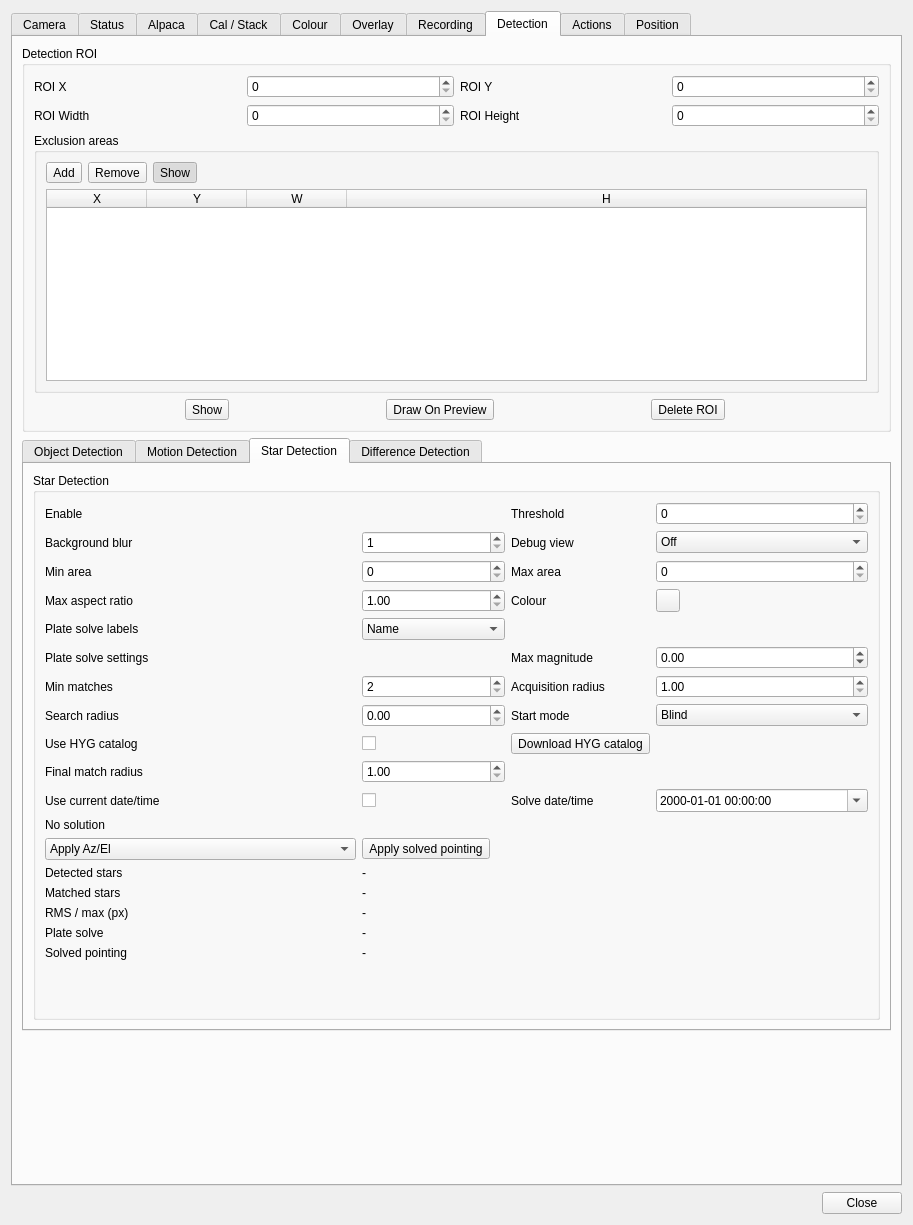
Qt form plugins/feature/camera/camerasettingsdialog.ui (srcejon/sdrangel) before a commit.
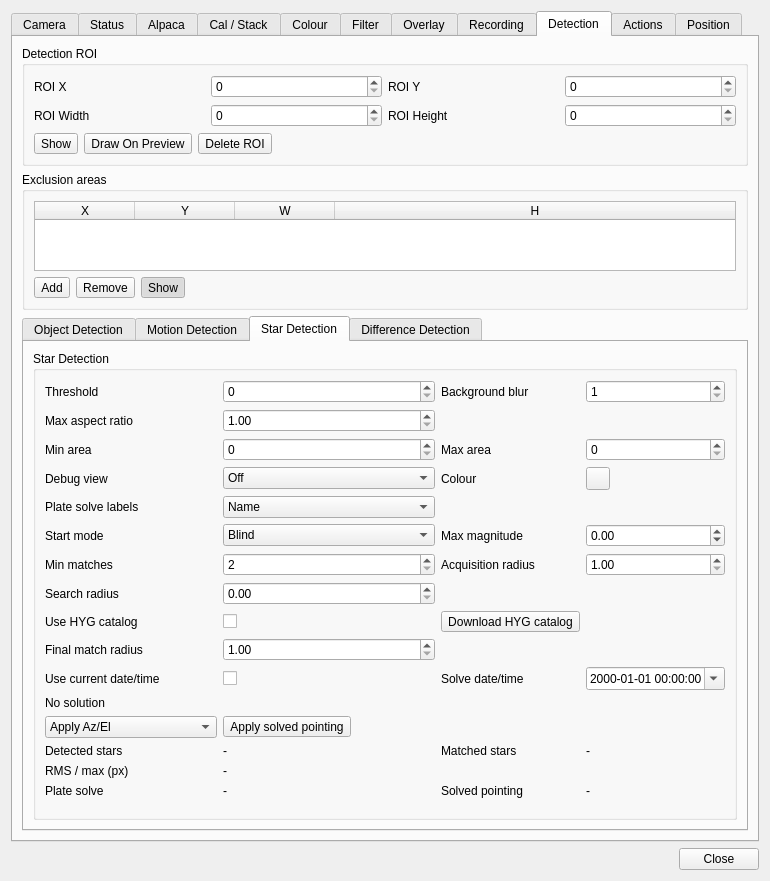
The same form after that commit. The open tabs and pages were chosen to show the change. Icons and pictures are not drawn. Custom widgets are drawn as their Qt base class.

```diff
--- a/plugins/feature/camera/camerasettingsdialog.ui
+++ b/plugins/feature/camera/camerasettingsdialog.ui
@@ -6,8 +6,8 @@
    <rect>
     <x>0</x>
     <y>0</y>
-    <width>913</width>
-    <height>1225</height>
+    <width>746</width>
+    <height>874</height>
    </rect>
   </property>
   <property name="windowTitle">
@@ -2255,11 +2255,62 @@
         </widget>
        </item>
        <item>
+        <layout class="QHBoxLayout" name="horizontalLayout_7">
+         <item>
+          <widget class="QToolButton" name="defaultColorSettingsButton">
+           <property name="toolTip">
+            <string>Reset color settings to their default values</string>
+           </property>
+           <property name="text">
+            <string/>
+           </property>
+           <property name="icon">
+            <iconset resource="../../../sdrgui/resources/res.qrc">
+             <normaloff>:/bin.png</normaloff>:/bin.png</iconset>
+           </property>
+          </widget>
+         </item>
+         <item>
+          <spacer name="horizontalSpacer">
+           <property name="orientation">
+            <enum>Qt::Orientation::Horizontal</enum>
+           </property>
+           <property name="sizeHint" stdset="0">
+            <size>
+             <width>40</width>
+             <height>20</height>
+            </size>
+           </property>
+          </spacer>
+         </item>
+        </layout>
+       </item>
+       <item>
+        <spacer name="verticalSpacer">
+         <property name="orientation">
+          <enum>Qt::Orientation::Vertical</enum>
+         </property>
+         <property name="sizeHint" stdset="0">
+          <size>
+           <width>20</width>
+           <height>40</height>
+          </size>
+         </property>
+        </spacer>
+       </item>
+      </layout>
+     </widget>
+     <widget class="QWidget" name="filter">
+      <attribute name="title">
+       <string>Filter</string>
+      </attribute>
+      <layout class="QVBoxLayout" name="verticalLayout_22">
+       <item>
         <widget class="QGroupBox" name="filterGroup">
          <property name="title">
           <string>Filter</string>
          </property>
-         <layout class="QGridLayout" name="gridLayout_4">
+         <layout class="QGridLayout" name="gridLayout_17">
           <item row="3" column="1">
            <widget class="QSlider" name="sobelEdgeSlider">
             <property name="toolTip">
@@ -2493,9 +2544,9 @@
          <property name="title">
           <string>Image</string>
          </property>
-         <layout class="QFormLayout" name="formLayout_6">
+         <layout class="QFormLayout" name="formLayout_9">
           <item row="0" column="0">
-           <widget class="QLabel" name="flipXLabel">
+           <widget class="QLabel" name="flipXLabel_3">
             <property name="minimumSize">
              <size>
               <width>100</width>
@@ -2508,14 +2559,14 @@
            </widget>
           </item>
           <item row="1" column="0">
-           <widget class="QLabel" name="flipYLabel">
+           <widget class="QLabel" name="flipYLabel_3">
             <property name="text">
              <string>Flip Y</string>
             </property>
            </widget>
           </item>
           <item row="0" column="1">
-           <widget class="QCheckBox" name="flipXButton">
+           <widget class="QCheckBox" name="flipXButton_3">
             <property name="toolTip">
              <string>Flip the image horizontally</string>
             </property>
@@ -2525,7 +2576,7 @@
            </widget>
           </item>
           <item row="1" column="1">
-           <widget class="QCheckBox" name="flipYButton">
+           <widget class="QCheckBox" name="flipYButton_3">
             <property name="toolTip">
              <string>Flip the image vertically</string>
             </property>
@@ -2535,14 +2586,14 @@
            </widget>
           </item>
           <item row="2" column="0">
-           <widget class="QLabel" name="postProcessUnwarpLabel">
+           <widget class="QLabel" name="postProcessUnwarpLabel_3">
             <property name="text">
              <string>Unwarp Fisheye</string>
             </property>
            </widget>
           </item>
           <item row="2" column="1">
-           <widget class="QCheckBox" name="postProcessUnwarpCheck">
+           <widget class="QCheckBox" name="postProcessUnwarpCheck_3">
             <property name="toolTip">
              <string>Unwarp the image from the configured fisheye lens projection using the camera FoV setting</string>
             </property>
@@ -2555,38 +2606,7 @@
         </widget>
        </item>
        <item>
-        <layout class="QHBoxLayout" name="horizontalLayout_7">
-         <item>
-          <widget class="QToolButton" name="defaultColorSettingsButton">
-           <property name="toolTip">
-            <string>Reset color settings to their default values</string>
-           </property>
-           <property name="text">
-            <string/>
-           </property>
-           <property name="icon">
-            <iconset resource="../../../sdrgui/resources/res.qrc">
-             <normaloff>:/bin.png</normaloff>:/bin.png</iconset>
-           </property>
-          </widget>
-         </item>
-         <item>
-          <spacer name="horizontalSpacer">
-           <property name="orientation">
-            <enum>Qt::Orientation::Horizontal</enum>
-           </property>
-           <property name="sizeHint" stdset="0">
-            <size>
-             <width>40</width>
-             <height>20</height>
-            </size>
-           </property>
-          </spacer>
-         </item>
-        </layout>
-       </item>
-       <item>
-        <spacer name="verticalSpacer">
+        <spacer name="verticalSpacer_21">
          <property name="orientation">
           <enum>Qt::Orientation::Vertical</enum>
          </property>
@@ -3561,10 +3581,10 @@
           <string>Detection ROI</string>
          </property>
          <layout class="QGridLayout" name="gridLayout_5">
-          <item row="0" column="1">
-           <widget class="QSpinBox" name="detectionRoiXSpin">
+          <item row="3" column="1">
+           <widget class="QSpinBox" name="detectionRoiWidthSpin">
             <property name="toolTip">
-             <string>Left edge of the detection region of interest</string>
+             <string>Width of the detection region of interest. 0 uses the full frame width.</string>
             </property>
             <property name="minimum">
              <number>0</number>
@@ -3574,6 +3594,45 @@
             </property>
            </widget>
           </item>
+          <item row="0" column="0">
+           <widget class="QLabel" name="detectionRoiXLabel">
+            <property name="minimumSize">
+             <size>
+              <width>130</width>
+              <height>0</height>
+             </size>
+            </property>
+            <property name="text">
+             <string>ROI X</string>
+            </property>
+           </widget>
+          </item>
+          <item row="3" column="3">
+           <widget class="QSpinBox" name="detectionRoiHeightSpin">
+            <property name="toolTip">
+             <string>Height of the detection region of interest. 0 uses the full frame height.</string>
+            </property>
+            <property name="minimum">
+             <number>0</number>
+            </property>
+            <property name="maximum">
+             <number>4096</number>
+            </property>
+           </widget>
+          </item>
+          <item row="0" column="2">
+           <widget class="QLabel" name="detectionRoiYLabel">
+            <property name="minimumSize">
+             <size>
+              <width>130</width>
+              <height>0</height>
+             </size>
+            </property>
+            <property name="text">
+             <string>ROI Y</string>
+            </property>
+           </widget>
+          </item>
           <item row="3" column="2">
            <widget class="QLabel" name="detectionRoiHeightLabel">
             <property name="minimumSize">
@@ -3600,10 +3659,10 @@
             </property>
            </widget>
           </item>
-          <item row="3" column="3">
-           <widget class="QSpinBox" name="detectionRoiHeightSpin">
+          <item row="0" column="1">
+           <widget class="QSpinBox" name="detectionRoiXSpin">
             <property name="toolTip">
-             <string>Height of the detection region of interest. 0 uses the full frame height.</string>
+             <string>Left edge of the detection region of interest</string>
             </property>
             <property name="minimum">
              <number>0</number>
@@ -3613,20 +3672,20 @@
             </property>
            </widget>
           </item>
-          <item row="0" column="0">
-           <widget class="QLabel" name="detectionRoiXLabel">
-            <property name="minimumSize">
-             <size>
-              <width>130</width>
-              <height>0</height>
-             </size>
+          <item row="0" column="3">
+           <widget class="QSpinBox" name="detectionRoiYSpin">
+            <property name="toolTip">
+             <string>Top edge of the detection region of interest</string>
             </property>
-            <property name="text">
-             <string>ROI X</string>
+            <property name="minimum">
+             <number>0</number>
             </property>
+            <property name="maximum">
+             <number>4096</number>
+            </property>
            </widget>
           </item>
-          <item row="5" column="0" colspan="4">
+          <item row="4" column="0" colspan="4">
            <layout class="QHBoxLayout" name="detectionRoiButtonsLayout">
             <item>
              <widget class="ButtonSwitch" name="detectionRoiShowButton">
@@ -3658,141 +3717,115 @@
               </property>
              </widget>
             </item>
+            <item>
+             <spacer name="horizontalSpacer_3">
+              <property name="orientation">
+               <enum>Qt::Orientation::Horizontal</enum>
+              </property>
+              <property name="sizeHint" stdset="0">
+               <size>
+                <width>40</width>
+                <height>20</height>
+               </size>
+              </property>
+             </spacer>
+            </item>
            </layout>
           </item>
-          <item row="0" column="2">
-           <widget class="QLabel" name="detectionRoiYLabel">
-            <property name="minimumSize">
-             <size>
-              <width>130</width>
-              <height>0</height>
-             </size>
-            </property>
-            <property name="text">
-             <string>ROI Y</string>
-            </property>
-           </widget>
-          </item>
-          <item row="3" column="1">
-           <widget class="QSpinBox" name="detectionRoiWidthSpin">
+         </layout>
+        </widget>
+       </item>
+       <item>
+        <widget class="QGroupBox" name="groupBox_2">
+         <property name="title">
+          <string>Exclusion areas</string>
+         </property>
+         <layout class="QVBoxLayout" name="verticalLayout_4">
+          <item>
+           <widget class="QTableWidget" name="motionExclusionTable">
             <property name="toolTip">
-             <string>Width of the detection region of interest. 0 uses the full frame width.</string>
+             <string>Full-resolution exclusion rectangles for diff/motion detection</string>
             </property>
-            <property name="minimum">
-             <number>0</number>
+            <property name="columnCount">
+             <number>4</number>
             </property>
-            <property name="maximum">
-             <number>4096</number>
-            </property>
+            <attribute name="horizontalHeaderStretchLastSection">
+             <bool>true</bool>
+            </attribute>
+            <column>
+             <property name="text">
+              <string>X</string>
+             </property>
+            </column>
+            <column>
+             <property name="text">
+              <string>Y</string>
+             </property>
+            </column>
+            <column>
+             <property name="text">
+              <string>W</string>
+             </property>
+            </column>
+            <column>
+             <property name="text">
+              <string>H</string>
+             </property>
+            </column>
            </widget>
           </item>
-          <item row="0" column="3">
-           <widget class="QSpinBox" name="detectionRoiYSpin">
-            <property name="toolTip">
-             <string>Top edge of the detection region of interest</string>
-            </property>
-            <property name="minimum">
-             <number>0</number>
-            </property>
-            <property name="maximum">
-             <number>4096</number>
-            </property>
-           </widget>
-          </item>
-          <item row="4" column="0" colspan="4">
-           <widget class="QGroupBox" name="groupBox_2">
-            <property name="title">
-             <string>Exclusion areas</string>
-            </property>
-            <layout class="QVBoxLayout" name="verticalLayout_4">
-             <item>
-              <layout class="QHBoxLayout" name="motionExclusionButtonsLayout">
-               <item>
-                <widget class="QToolButton" name="motionExclusionAddButton">
-                 <property name="toolTip">
-                  <string>Add an exclusion rectangle for diff/motion detection</string>
-                 </property>
-                 <property name="text">
-                  <string>Add</string>
-                 </property>
-                </widget>
-               </item>
-               <item>
-                <widget class="QToolButton" name="motionExclusionRemoveButton">
-                 <property name="toolTip">
-                  <string>Remove the selected exclusion rectangle</string>
-                 </property>
-                 <property name="text">
-                  <string>Remove</string>
-                 </property>
-                </widget>
-               </item>
-               <item>
-                <widget class="QToolButton" name="motionExclusionShowButton">
-                 <property name="toolTip">
-                  <string>Show or hide exclusion rectangles on the preview image</string>
-                 </property>
-                 <property name="text">
-                  <string>Show</string>
-                 </property>
-                 <property name="checkable">
-                  <bool>true</bool>
-                 </property>
-                 <property name="checked">
-                  <bool>true</bool>
-                 </property>
-                </widget>
-               </item>
-               <item>
-                <spacer name="motionExclusionButtonsSpacer">
-                 <property name="orientation">
-                  <enum>Qt::Orientation::Horizontal</enum>
-                 </property>
-                 <property name="sizeHint" stdset="0">
-                  <size>
-                   <width>40</width>
-                   <height>20</height>
-                  </size>
-                 </property>
-                </spacer>
-               </item>
-              </layout>
-             </item>
-             <item>
-              <widget class="QTableWidget" name="motionExclusionTable">
-               <property name="toolTip">
-                <string>Full-resolution exclusion rectangles for diff/motion detection</string>
-               </property>
-               <property name="columnCount">
-                <number>4</number>
-               </property>
-               <attribute name="horizontalHeaderStretchLastSection">
-                <bool>true</bool>
-               </attribute>
-               <column>
-                <property name="text">
-                 <string>X</string>
-                </property>
-               </column>
-               <column>
-                <property name="text">
-                 <string>Y</string>
-                </property>
-               </column>
-               <column>
-                <property name="text">
-                 <string>W</string>
-                </property>
-               </column>
-               <column>
-                <property name="text">
-                 <string>H</string>
-                </property>
-               </column>
-              </widget>
-             </item>
-            </layout>
-           </widget>
+          <item>
+           <layout class="QHBoxLayout" name="motionExclusionButtonsLayout">
+            <item>
+             <widget class="QToolButton" name="motionExclusionAddButton">
+              <property name="toolTip">
+               <string>Add an exclusion rectangle for diff/motion detection</string>
+              </property>
+              <property name="text">
+               <string>Add</string>
+              </property>
+             </widget>
+            </item>
+            <item>
+             <widget class="QToolButton" name="motionExclusionRemoveButton">
+              <property name="toolTip">
+               <string>Remove the selected exclusion rectangle</string>
+              </property>
+              <property name="text">
+               <string>Remove</string>
+              </property>
+             </widget>
+            </item>
+            <item>
+             <widget class="QToolButton" name="motionExclusionShowButton">
+              <property name="toolTip">
+               <string>Show or hide exclusion rectangles on the preview image</string>
+              </property>
+              <property name="text">
+               <string>Show</string>
+              </property>
+              <property name="checkable">
+               <bool>true</bool>
+              </property>
+              <property name="checked">
+               <bool>true</bool>
+              </property>
+             </widget>
+            </item>
+            <item>
+             <spacer name="motionExclusionButtonsSpacer">
+              <property name="orientation">
+               <enum>Qt::Orientation::Horizontal</enum>
+              </property>
+              <property name="sizeHint" stdset="0">
+               <size>
+                <width>40</width>
+                <height>20</height>
+               </size>
+              </property>
+             </spacer>
+            </item>
+           </layout>
           </item>
          </layout>
         </widget>
@@ -3800,7 +3833,7 @@
        <item>
         <widget class="QTabWidget" name="detectionTabWidget">
          <property name="currentIndex">
-          <number>2</number>
+          <number>0</number>
          </property>
          <widget class="QWidget" name="tab">
           <attribute name="title">
@@ -4628,13 +4661,6 @@
                 </property>
                </widget>
               </item>
-              <item row="0" column="2">
-               <widget class="QLabel" name="starThresholdLabel">
-                <property name="text">
-                 <string>Threshold</string>
-                </property>
-               </widget>
-              </item>
               <item row="12" column="1">
                <widget class="QToolButton" name="plateSolveApplyButton">
                 <property name="toolTip">
@@ -4662,13 +4688,6 @@
                 </property>
                </widget>
               </item>
-              <item row="1" column="2">
-               <widget class="QLabel" name="starDebugViewLabel">
-                <property name="text">
-                 <string>Debug view</string>
-                </property>
-               </widget>
-              </item>
               <item row="6" column="0">
                <widget class="QLabel" name="plateSolveMinMatchesLabel">
                 <property name="text">
@@ -4683,13 +4702,6 @@
                 </property>
                </widget>
               </item>
-              <item row="5" column="0">
-               <widget class="QLabel" name="plateSolveLabel">
-                <property name="text">
-                 <string>Plate solve settings</string>
-                </property>
-               </widget>
-              </item>
               <item row="7" column="0">
                <widget class="QLabel" name="plateSolveSearchRadiusLabel">
                 <property name="text">
@@ -4697,20 +4709,6 @@
                 </property>
                </widget>
               </item>
-              <item row="3" column="0">
-               <widget class="QLabel" name="starMaxAspectRatioLabel">
-                <property name="text">
-                 <string>Max aspect ratio</string>
-                </property>
-               </widget>
-              </item>
-              <item row="0" column="0">
-               <widget class="QLabel" name="starDetectLabel">
-                <property name="text">
-                 <string>Enable</string>
-                </property>
-               </widget>
-              </item>
               <item row="8" column="1">
                <widget class="QCheckBox" name="plateSolveUseDownloadedCatalogCheck">
                 <property name="toolTip">
@@ -4796,13 +4794,6 @@
                 </property>
                </widget>
               </item>
-              <item row="14" column="1">
-               <widget class="QLabel" name="plateSolveMatchesLabel">
-                <property name="text">
-                 <string>-</string>
-                </property>
-               </widget>
-              </item>
               <item row="25" column="0">
                <spacer name="verticalSpacer_10">
                 <property name="orientation">
@@ -4830,19 +4821,6 @@
                 </property>
                </widget>
               </item>
-              <item row="3" column="1">
-               <widget class="QDoubleSpinBox" name="starMaxAspectRatioSpin">
-                <property name="minimum">
-                 <double>1.000000000000000</double>
-                </property>
-                <property name="maximum">
-                 <double>10.000000000000000</double>
-                </property>
-                <property name="singleStep">
-                 <double>0.100000000000000</double>
-                </property>
-               </widget>
-              </item>
               <item row="4" column="0">
                <widget class="QLabel" name="plateSolveLabelModeLabel">
                 <property name="text">
@@ -4863,16 +4841,6 @@
                 </property>
                </widget>
               </item>
-              <item row="23" column="1">
-               <widget class="QLabel" name="plateSolvePointingLabel">
-                <property name="text">
-                 <string>-</string>
-                </property>
-                <property name="wordWrap">
-                 <bool>true</bool>
-                </property>
-               </widget>
-              </item>
               <item row="4" column="1">
                <widget class="QComboBox" name="plateSolveLabelModeCombo">
                 <item>
@@ -4905,27 +4873,6 @@
                 </property>
                </widget>
               </item>
-              <item row="14" column="0">
-               <widget class="QLabel" name="plateSolveMatchesTextLabel">
-                <property name="text">
-                 <string>Matched stars</string>
-                </property>
-               </widget>
-              </item>
-              <item row="7" column="2">
-               <widget class="QLabel" name="plateSolveStartModeLabel">
-                <property name="text">
-                 <string>Start mode</string>
-                </property>
-               </widget>
-              </item>
-              <item row="0" column="3">
-               <widget class="QSpinBox" name="starThresholdSpin">
-                <property name="maximum">
-                 <number>255</number>
-                </property>
-               </widget>
-              </item>
               <item row="10" column="0">
                <widget class="QLabel" name="plateSolveUseCurrentDateTimeLabel">
                 <property name="text">
@@ -4933,42 +4880,6 @@
                 </property>
                </widget>
               </item>
-              <item row="23" column="0">
-               <widget class="QLabel" name="plateSolvePointingTextLabel">
-                <property name="text">
-                 <string>Solved pointing</string>
-                </property>
-               </widget>
-              </item>
-              <item row="1" column="3">
-               <widget class="QComboBox" name="starDebugViewCombo">
-                <item>
-                 <property name="text">
-                  <string>Off</string>
-                 </property>
-                </item>
-                <item>
-                 <property name="text">
-                  <string>Background</string>
-                 </property>
-                </item>
-                <item>
-                 <property name="text">
-                  <string>Residual</string>
-                 </property>
-                </item>
-                <item>
-                 <property name="text">
-                  <string>Thresholded</string>
-                 </property>
-                </item>
-                <item>
-                 <property name="text">
-                  <string>Final</string>
-                 </property>
-                </item>
-               </widget>
-              </item>
               <item row="9" column="0">
                <widget class="QLabel" name="plateSolveFinalMatchRadiusLabel">
                 <property name="text">
@@ -4993,40 +4904,6 @@
                 </property>
                </widget>
               </item>
-              <item row="7" column="3">
-               <widget class="QComboBox" name="plateSolveStartModeCombo">
-                <item>
-                 <property name="text">
-                  <string>Blind</string>
-                 </property>
-                </item>
-                <item>
-                 <property name="text">
-                  <string>FoV</string>
-                 </property>
-                </item>
-                <item>
-                 <property name="text">
-                  <string>FoV + Elevation</string>
-                 </property>
-                </item>
-                <item>
-                 <property name="text">
-                  <string>FoV + Az/El/Roll</string>
-                 </property>
-                </item>
-                <item>
-                 <property name="text">
-                  <string>FoV + Az/El/Roll + Lens Distortion</string>
-                 </property>
-                </item>
-                <item>
-                 <property name="text">
-                  <string>Current settings only</string>
-                 </property>
-                </item>
-               </widget>
-              </item>
               <item row="12" column="0">
                <widget class="QComboBox" name="plateSolveApplyModeCombo">
                 <property name="toolTip">
@@ -5061,23 +4938,6 @@
                 </property>
                </widget>
               </item>
-              <item row="1" column="0">
-               <widget class="QLabel" name="starBackgroundBlurLabel">
-                <property name="text">
-                 <string>Background blur</string>
-                </property>
-               </widget>
-              </item>
-              <item row="1" column="1">
-               <widget class="QSpinBox" name="starBackgroundBlurSpin">
-                <property name="minimum">
-                 <number>1</number>
-                </property>
-                <property name="maximum">
-                 <number>50</number>
-                </property>
-               </widget>
-              </item>
               <item row="25" column="2">
                <widget class="QWidget" name="widget" native="true"/>
               </item>
@@ -5116,6 +4976,165 @@
                 </property>
                </widget>
               </item>
+              <item row="13" column="2">
+               <widget class="QLabel" name="plateSolveMatchesTextLabel">
+                <property name="text">
+                 <string>Matched stars</string>
+                </property>
+               </widget>
+              </item>
+              <item row="13" column="3">
+               <widget class="QLabel" name="plateSolveMatchesLabel">
+                <property name="text">
+                 <string>-</string>
+                </property>
+               </widget>
+              </item>
+              <item row="16" column="2">
+               <widget class="QLabel" name="plateSolvePointingTextLabel">
+                <property name="text">
+                 <string>Solved pointing</string>
+                </property>
+               </widget>
+              </item>
+              <item row="16" column="3">
+               <widget class="QLabel" name="plateSolvePointingLabel">
+                <property name="text">
+                 <string>-</string>
+                </property>
+                <property name="wordWrap">
+                 <bool>true</bool>
+                </property>
+               </widget>
+              </item>
+              <item row="5" column="0">
+               <widget class="QLabel" name="plateSolveStartModeLabel">
+                <property name="text">
+                 <string>Start mode</string>
+                </property>
+               </widget>
+              </item>
+              <item row="5" column="1">
+               <widget class="QComboBox" name="plateSolveStartModeCombo">
+                <item>
+                 <property name="text">
+                  <string>Blind</string>
+                 </property>
+                </item>
+                <item>
+                 <property name="text">
+                  <string>FoV</string>
+                 </property>
+                </item>
+                <item>
+                 <property name="text">
+                  <string>FoV + Elevation</string>
+                 </property>
+                </item>
+                <item>
+                 <property name="text">
+                  <string>FoV + Az/El/Roll</string>
+                 </property>
+                </item>
+                <item>
+                 <property name="text">
+                  <string>FoV + Az/El/Roll + Lens Distortion</string>
+                 </property>
+                </item>
+                <item>
+                 <property name="text">
+                  <string>Current settings only</string>
+                 </property>
+                </item>
+               </widget>
+              </item>
+              <item row="0" column="0">
+               <widget class="QLabel" name="starThresholdLabel">
+                <property name="text">
+                 <string>Threshold</string>
+                </property>
+               </widget>
+              </item>
+              <item row="0" column="1">
+               <widget class="QSpinBox" name="starThresholdSpin">
+                <property name="maximum">
+                 <number>255</number>
+                </property>
+               </widget>
+              </item>
+              <item row="0" column="2">
+               <widget class="QLabel" name="starBackgroundBlurLabel">
+                <property name="text">
+                 <string>Background blur</string>
+                </property>
+               </widget>
+              </item>
+              <item row="0" column="3">
+               <widget class="QSpinBox" name="starBackgroundBlurSpin">
+                <property name="minimum">
+                 <number>1</number>
+                </property>
+                <property name="maximum">
+                 <number>50</number>
+                </property>
+               </widget>
+              </item>
+              <item row="1" column="1">
+               <widget class="QDoubleSpinBox" name="starMaxAspectRatioSpin">
+                <property name="minimum">
+                 <double>1.000000000000000</double>
+                </property>
+                <property name="maximum">
+                 <double>10.000000000000000</double>
+                </property>
+                <property name="singleStep">
+                 <double>0.100000000000000</double>
+                </property>
+               </widget>
+              </item>
+              <item row="1" column="0">
+               <widget class="QLabel" name="starMaxAspectRatioLabel">
+                <property name="text">
+                 <string>Max aspect ratio</string>
+                </property>
+               </widget>
+              </item>
+              <item row="3" column="0">
+               <widget class="QLabel" name="starDebugViewLabel">
+                <property name="text">
+                 <string>Debug view</string>
+                </property>
+               </widget>
+              </item>
+              <item row="3" column="1">
+               <widget class="QComboBox" name="starDebugViewCombo">
+                <item>
+                 <property name="text">
+                  <string>Off</string>
+                 </property>
+                </item>
+                <item>
+                 <property name="text">
+                  <string>Background</string>
+                 </property>
+                </item>
+                <item>
+                 <property name="text">
+                  <string>Residual</string>
+                 </property>
+                </item>
+                <item>
+                 <property name="text">
+                  <string>Thresholded</string>
+                 </property>
+                </item>
+                <item>
+                 <property name="text">
+                  <string>Final</string>
+                 </property>
+                </item>
+               </widget>
+              </item>
              </layout>
             </widget>
            </item>
```
Left out of the diff: 10 changed lines with no effect on the pictures.
